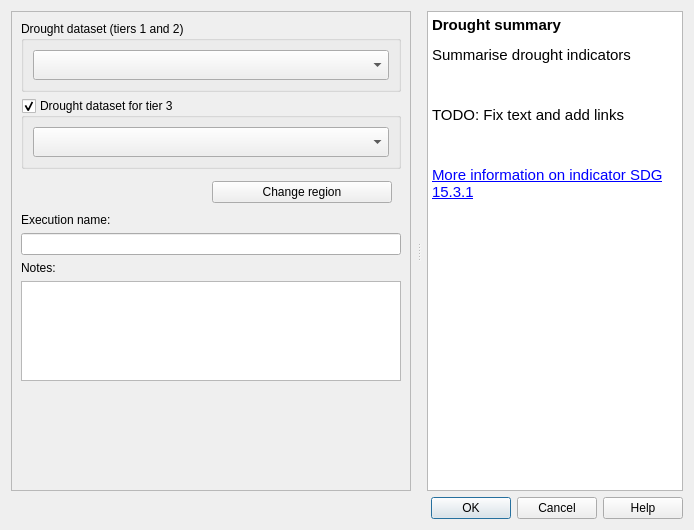
This is LDMP/gui/DlgCalculateDroughtSummary.ui in ConservationInternational/trends.earth as Qt 5 draws it before an edit. The edited form follows.
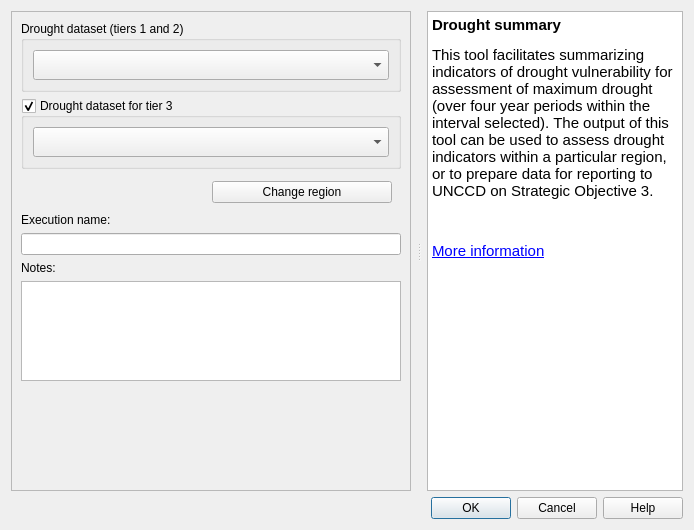
This is the edited form. Custom widgets are drawn as their Qt base class.

```diff
--- a/LDMP/gui/DlgCalculateDroughtSummary.ui
+++ b/LDMP/gui/DlgCalculateDroughtSummary.ui
@@ -321,13 +321,11 @@
        <string>&lt;!DOCTYPE HTML PUBLIC &quot;-//W3C//DTD HTML 4.0//EN&quot; &quot;http://www.w3.org/TR/REC-html40/strict.dtd&quot;&gt;
 &lt;html&gt;&lt;head&gt;&lt;meta name=&quot;qrichtext&quot; content=&quot;1&quot; /&gt;&lt;style type=&quot;text/css&quot;&gt;
 p, li { white-space: pre-wrap; }
-&lt;/style&gt;&lt;/head&gt;&lt;body style=&quot; font-family:'MS Shell Dlg 2'; font-size:8.25pt; font-weight:400; font-style:normal;&quot;&gt;
+&lt;/style&gt;&lt;/head&gt;&lt;body style=&quot; font-family:'MS Shell Dlg 2'; font-size:12pt; font-weight:400; font-style:normal;&quot;&gt;
 &lt;p style=&quot; margin-top:18px; margin-bottom:12px; margin-left:0px; margin-right:0px; -qt-block-indent:0; text-indent:0px;&quot;&gt;&lt;span style=&quot; font-family:'Ubuntu'; font-size:11pt; font-weight:600;&quot;&gt;Drought summary&lt;/span&gt;&lt;/p&gt;
-&lt;p style=&quot; margin-top:12px; margin-bottom:12px; margin-left:0px; margin-right:0px; -qt-block-indent:0; text-indent:0px;&quot;&gt;&lt;span style=&quot; font-family:'Ubuntu'; font-size:11pt;&quot;&gt;Summarise drought indicators&lt;/span&gt;&lt;/p&gt;
+&lt;p style=&quot; margin-top:12px; margin-bottom:12px; margin-left:0px; margin-right:0px; -qt-block-indent:0; text-indent:0px;&quot;&gt;&lt;span style=&quot; font-family:'Ubuntu'; font-size:11pt;&quot;&gt;This tool facilitates summarizing indicators of drought vulnerability for assessment of maximum drought (over four year periods within the interval selected). The output of this tool can be used to assess drought indicators within a particular region, or to prepare data for reporting to UNCCD on Strategic Objective 3.&lt;/span&gt;&lt;/p&gt;
 &lt;p style=&quot;-qt-paragraph-type:empty; margin-top:12px; margin-bottom:12px; margin-left:0px; margin-right:0px; -qt-block-indent:0; text-indent:0px; font-family:'Ubuntu'; font-size:11pt;&quot;&gt;&lt;br /&gt;&lt;/p&gt;
-&lt;p style=&quot; margin-top:12px; margin-bottom:12px; margin-left:0px; margin-right:0px; -qt-block-indent:0; text-indent:0px;&quot;&gt;&lt;span style=&quot; font-family:'Ubuntu'; font-size:11pt;&quot;&gt;TODO: Fix text and add links&lt;/span&gt;&lt;/p&gt;
-&lt;p style=&quot;-qt-paragraph-type:empty; margin-top:12px; margin-bottom:12px; margin-left:0px; margin-right:0px; -qt-block-indent:0; text-indent:0px; font-family:'Ubuntu'; font-size:11pt;&quot;&gt;&lt;br /&gt;&lt;/p&gt;
-&lt;p style=&quot; margin-top:12px; margin-bottom:12px; margin-left:0px; margin-right:0px; -qt-block-indent:0; text-indent:0px;&quot;&gt;&lt;a href=&quot;http://trends.earth/docs/en/background/understanding_indicators15.html#sdg-indicator-15-3-1&quot;&gt;&lt;span style=&quot; font-family:'Ubuntu'; font-size:11pt; text-decoration: underline; color:#0000ff;&quot;&gt;More information on indicator SDG 15.3.1&lt;/span&gt;&lt;/a&gt;&lt;/p&gt;&lt;/body&gt;&lt;/html&gt;</string>
+&lt;p style=&quot; margin-top:12px; margin-bottom:12px; margin-left:0px; margin-right:0px; -qt-block-indent:0; text-indent:0px;&quot;&gt;&lt;a href=&quot;http://trends.earth/docs/en/background/understanding_indicators15.html#sdg-indicator-15-3-1&quot;&gt;&lt;span style=&quot; font-family:'Ubuntu'; font-size:11pt; text-decoration: underline; color:#0000ff;&quot;&gt;More information&lt;/span&gt;&lt;/a&gt;&lt;/p&gt;&lt;/body&gt;&lt;/html&gt;</string>
       </property>
       <property name="openExternalLinks">
        <bool>true</bool>
```
Left out of the diff: 2 changed lines with no effect on the pictures.
